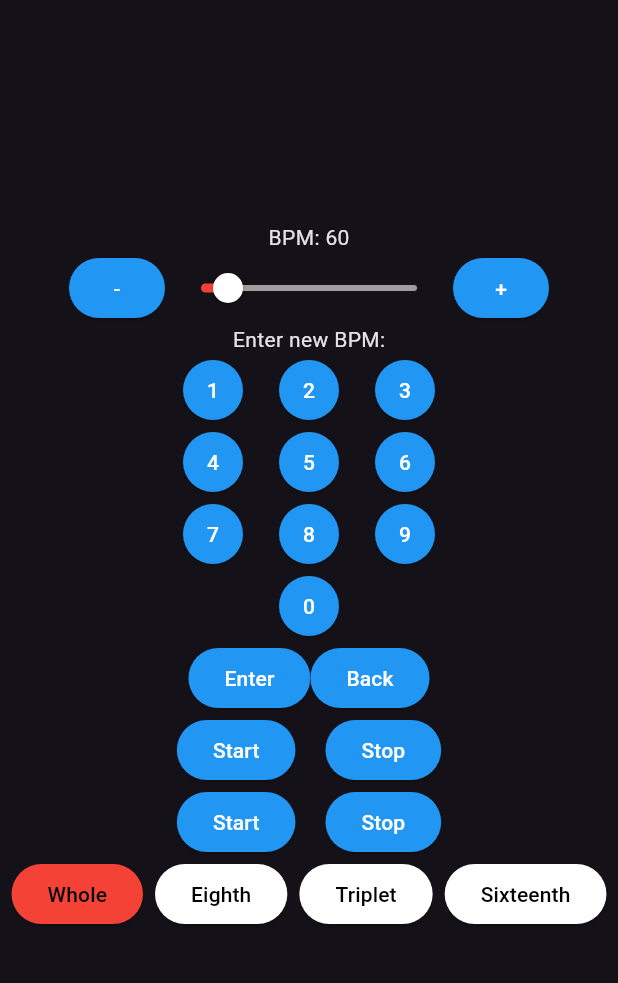
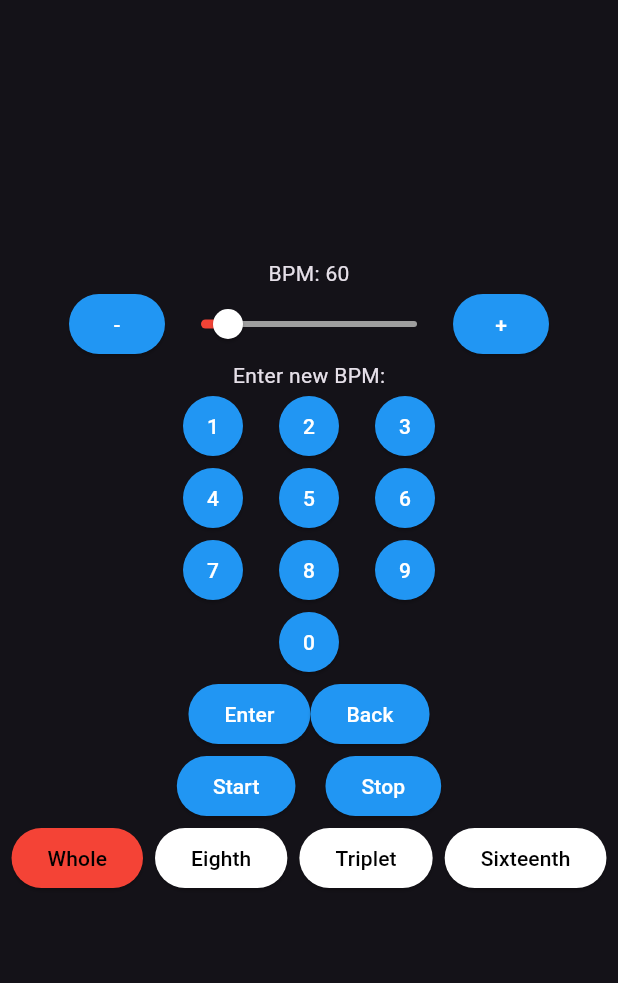
Before and after one commit to AdnanKhaleeli/MetronomeAPP, a Flutter app: the screen it shows after launch, on a phone screen of 412 x 824 dp, the part 84-1067 px from its top. Run offline on Flutter 3.47's test engine with Material 3 defaults, Android fonts, the phone set to English and light mode, and no system bars; our stand-ins replace audioplayers; missing offline and left inert: mongo_dart.

Commit message:
Keypad fix

```diff
--- a/lib/main.dart
+++ b/lib/main.dart
@@ -350,24 +350,6 @@ class _MetronomeAppState extends State<MetronomeApp> {
               ),
             ],
           ),
-          Row(
-            mainAxisAlignment: MainAxisAlignment.center,
-            children: [
-              ElevatedButton(
-                onPressed: () {
-                  stopMetronome();
-                  startMetronome(
-                      currentSubdivisions); // Start with current subdivisions
-                },
-                child: Text('Start'),
-              ),
-              SizedBox(width: 20),
-              ElevatedButton(
-                onPressed: stopMetronome,
-                child: Text('Stop'),
-              ),
-            ],
-          ),
           // Subdivision buttons
           Row(
             mainAxisAlignment: MainAxisAlignment.center,
```
